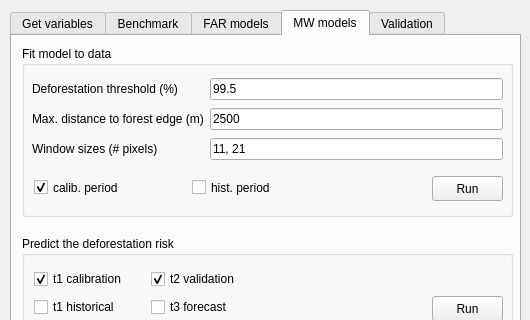
First picture: the form in deforisk_plugin_dialog_base.ui, repository ghislainv/deforisk-qgis-plugin, before the edit; both pictures show x 0 to 530 and y 0 to 320 of the 530 by 639 pixel window.
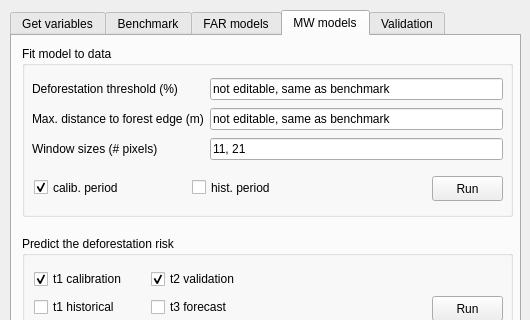
Second picture: the form after the edit. The open tabs and pages were chosen to show the change. Icons and pictures are not drawn. Custom widgets are drawn as their Qt base class.

Commit message: Use aoi_abbrev for task description

```diff
--- a/deforisk_plugin_dialog_base.ui
+++ b/deforisk_plugin_dialog_base.ui
@@ -983,10 +983,13 @@
        <item row="0" column="1">
         <widget class="QLineEdit" name="defor_thresh_mw">
          <property name="text">
-          <string>99.5</string>
+          <string>not editable, same as benchmark</string>
+         </property>
+         <property name="readOnly">
+          <bool>true</bool>
          </property>
          <property name="placeholderText">
-          <string>99.5</string>
+          <string>same as benchmark model</string>
          </property>
         </widget>
        </item>
@@ -1000,10 +1003,13 @@
        <item row="1" column="1">
         <widget class="QLineEdit" name="max_dist_mw">
          <property name="text">
-          <string>2500</string>
+          <string>not editable, same as benchmark</string>
+         </property>
+         <property name="readOnly">
+          <bool>true</bool>
          </property>
          <property name="placeholderText">
-          <string>2500</string>
+          <string>same as benchmark model</string>
          </property>
         </widget>
        </item>
```
Left out of the diff: 8 changed lines with no effect on the pictures. The commit also changes 1 other file.
